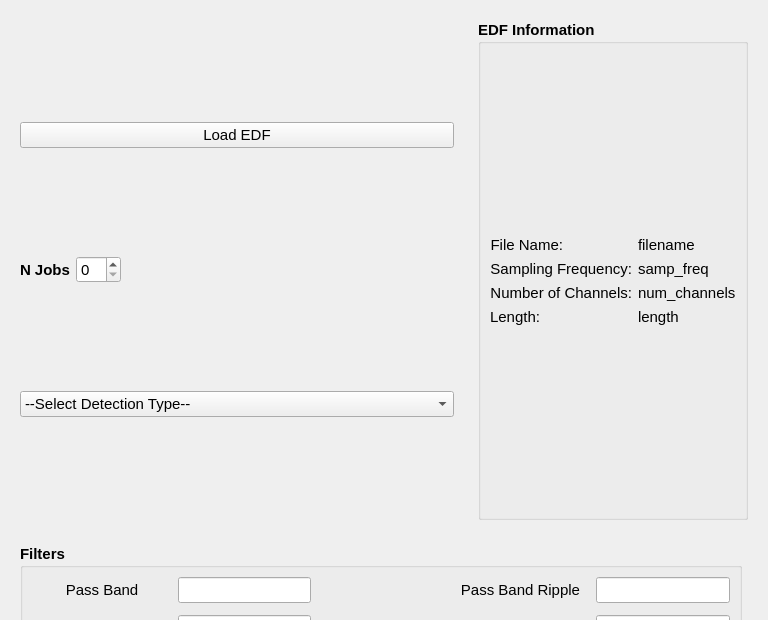
Old version of the form src/ui/quick_detection.ui in the repository roychowdhuryresearch/pyHFO; both pictures show x 0 to 768 and y 0 to 620 of the 768 by 1336 pixel window.
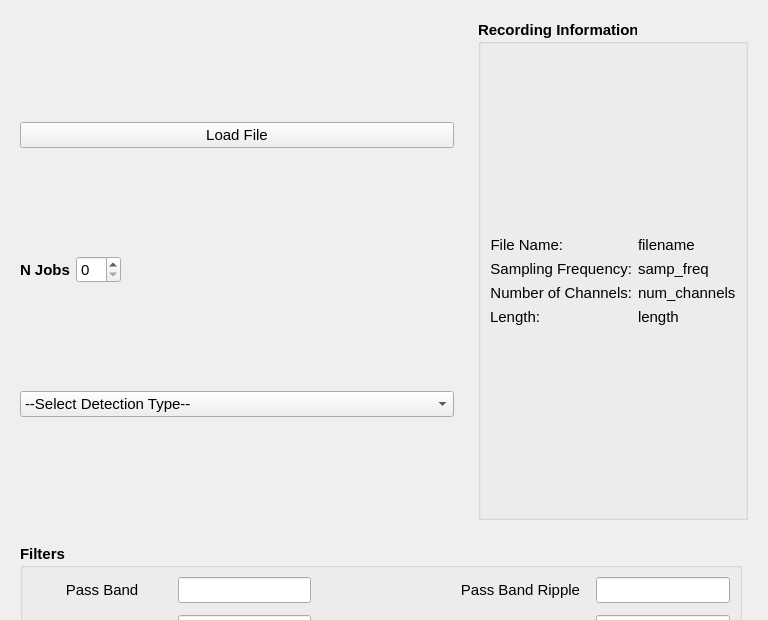
New version of the form.

What changed in the file:
```diff
--- a/src/ui/quick_detection.ui
+++ b/src/ui/quick_detection.ui
@@ -649,7 +649,7 @@
               <enum>Qt::LeftToRight</enum>
              </property>
              <property name="title">
-              <string>EDF Information</string>
+              <string>Recording Information</string>
              </property>
              <layout class="QGridLayout" name="gridLayout_12">
               <item row="0" column="0">
@@ -829,7 +829,7 @@
                 <enum>Qt::LeftToRight</enum>
                </property>
                <property name="text">
-                <string>Load EDF</string>
+                <string>Load File</string>
                </property>
               </widget>
              </item>
```
Left out of the diff: 3 changed lines with no effect on the pictures.
